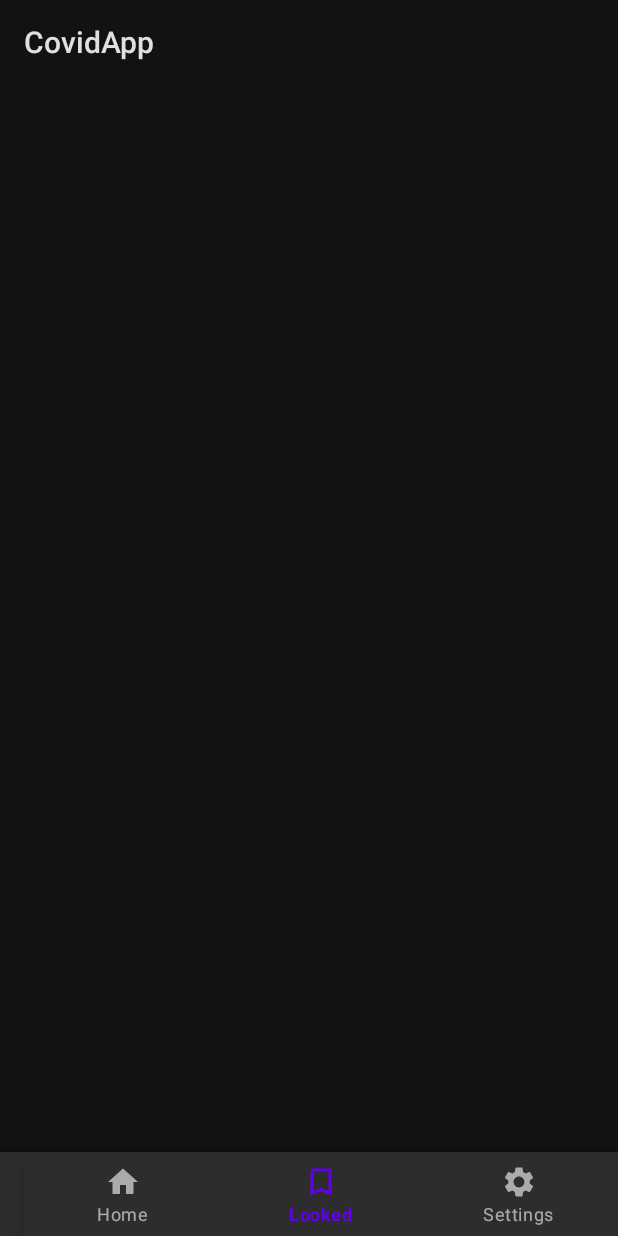
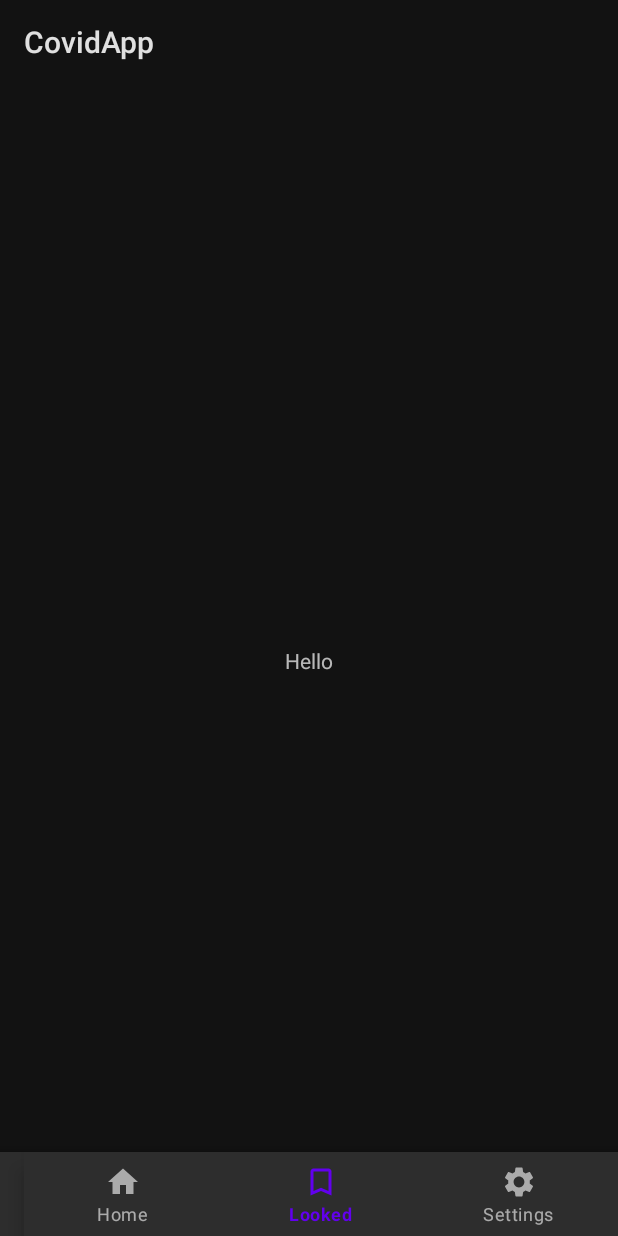
Before and after one commit to BTheofil/CovidApp, an Android app built with Jetpack Compose: the screen it shows after launch (MainActivity), item 2 of the bottom bar chosen, on a phone screen of 412 x 824 dp. Run offline under Robolectric (Android 15) with nearby library versions, the phone set to English and light mode, and no system bars; our stand-ins replace Dagger/Hilt's generated code, Room's generated code.

Commit message:
added db

```diff
--- a/app/src/main/java/hu/tb/covidapp/data/local/CountryDao.kt
+++ b/app/src/main/java/hu/tb/covidapp/data/local/CountryDao.kt
@@ -14,7 +14,7 @@ interface CountryDao {
     suspend fun deleteCountry(country: CountryEntity)
 
     @Query("SELECT * FROM countryEntity")
-    fun getCountries(): List<CountryEntity>
+    fun getCountries(): Flow<List<CountryEntity>>
 
     @Query("SELECT * FROM countryEntity WHERE id = :id")
     suspend fun getCountryById(id: Int): CountryEntity?
--- a/app/src/main/java/hu/tb/covidapp/domain/repository/CountryEntityRepository.kt
+++ b/app/src/main/java/hu/tb/covidapp/domain/repository/CountryEntityRepository.kt
@@ -1,9 +1,11 @@
 package hu.tb.covidapp.domain.repository
 
 import hu.tb.covidapp.data.local.entity.CountryEntity
+import kotlinx.coroutines.flow.Flow
+
 interface CountryEntityRepository {
 
-    fun getCounties(): List<CountryEntity>
+    fun getCounties(): Flow<List<CountryEntity>>
 
     suspend fun getCountryById(id: Int): CountryEntity?
 
--- a/app/src/main/java/hu/tb/covidapp/domain/use_case/AddCountry.kt
+++ b/app/src/main/java/hu/tb/covidapp/domain/use_case/AddCountry.kt
@@ -1,11 +1,13 @@
 package hu.tb.covidapp.domain.use_case
 
+import android.util.Log
 import hu.tb.covidapp.data.local.entity.CountryEntity
 import hu.tb.covidapp.domain.repository.CountryEntityRepository
 
 class AddCountry(private val repository: CountryEntityRepository) {
 
     suspend operator fun invoke(countryEntity: CountryEntity){
+        Log.d("HERE: ", "AC")
         repository.insertCountry(countryEntity)
     }
 }
--- /dev/null
+++ b/app/src/main/java/hu/tb/covidapp/domain/util/AddItemClickListener.kt
@@ -0,0 +1,7 @@
+package hu.tb.covidapp.domain.util
+
+import hu.tb.covidapp.domain.model.Country
+
+interface AddItemClickListener {
+    fun addItemClick(country: Country)
+}
--- a/app/src/main/java/hu/tb/covidapp/presentation/MainActivity.kt
+++ b/app/src/main/java/hu/tb/covidapp/presentation/MainActivity.kt
@@ -2,8 +2,12 @@ package hu.tb.covidapp.presentation
 
 import androidx.appcompat.app.AppCompatActivity
 import android.os.Bundle
+import androidx.fragment.app.Fragment
 import dagger.hilt.android.AndroidEntryPoint
+import hu.tb.covidapp.R
 import hu.tb.covidapp.databinding.ActivityMainBinding
+import hu.tb.covidapp.presentation.countryList.CountryListFragment
+import hu.tb.covidapp.presentation.countyLooked.CountryLookedFragment
 
 @AndroidEntryPoint
 class MainActivity : AppCompatActivity() {
@@ -14,5 +18,22 @@ class MainActivity : AppCompatActivity() {
         super.onCreate(savedInstanceState)
         binding = ActivityMainBinding.inflate(layoutInflater)
         setContentView(binding.root)
+
+        val countryListFragment = CountryListFragment()
+        val countryLookedFragment = CountryLookedFragment()
+
+        binding.bottomNavigationView.setOnItemSelectedListener {
+            when(it.itemId){
+                R.id.home -> setCurrentFragment(countryListFragment)
+                R.id.looked -> setCurrentFragment(countryLookedFragment)
+            }
+            true
+        }
     }
+
+    private fun setCurrentFragment(fragment: Fragment) =
+        supportFragmentManager.beginTransaction().apply {
+            replace(R.id.navHostFragment, fragment)
+            commit()
+        }
 }
--- a/app/src/main/java/hu/tb/covidapp/presentation/countryList/CountryListAdapter.kt
+++ b/app/src/main/java/hu/tb/covidapp/presentation/countryList/CountryListAdapter.kt
@@ -7,8 +7,9 @@ import androidx.recyclerview.widget.DiffUtil
 import androidx.recyclerview.widget.RecyclerView
 import hu.tb.covidapp.databinding.CountryItemBinding
 import hu.tb.covidapp.domain.model.Country
+import hu.tb.covidapp.domain.util.AddItemClickListener
 
-class CountryListAdapter() : RecyclerView.Adapter<CountryListAdapter.CountryListViewHolder>() {
+class CountryListAdapter(private var addItemClickListener: AddItemClickListener) : RecyclerView.Adapter<CountryListAdapter.CountryListViewHolder>() {
 
     inner class CountryListViewHolder(var binding : CountryItemBinding) : RecyclerView.ViewHolder(binding.root)
 
@@ -34,8 +35,10 @@ class CountryListAdapter() : RecyclerView.Adapter<CountryListAdapter.CountryList
         holder.binding.apply {
             countryTitle.text = country.country
             countryRecovered.text = country.recovered.toString()
+            addDbBtn.setOnClickListener {
+                addItemClickListener.addItemClick(differ.currentList[position])
+            }
         }
-
     }
 
     override fun getItemCount(): Int {
--- a/app/src/main/java/hu/tb/covidapp/presentation/countryList/CountryListFragment.kt
+++ b/app/src/main/java/hu/tb/covidapp/presentation/countryList/CountryListFragment.kt
@@ -9,10 +9,12 @@ import androidx.recyclerview.widget.LinearLayoutManager
 import dagger.hilt.android.AndroidEntryPoint
 import hu.tb.covidapp.R
 import hu.tb.covidapp.databinding.FragmentCountryListBinding
+import hu.tb.covidapp.domain.model.Country
+import hu.tb.covidapp.domain.util.AddItemClickListener
 import kotlinx.coroutines.flow.collectLatest
 
 @AndroidEntryPoint
-class CountryListFragment : Fragment(R.layout.fragment_country_list) {
+class CountryListFragment : Fragment(R.layout.fragment_country_list), AddItemClickListener {
 
     private lateinit var countryListAdapter: CountryListAdapter
 
@@ -27,8 +29,12 @@ class CountryListFragment : Fragment(R.layout.fragment_country_list) {
         subscribeToFlow()
     }
 
+    override fun addItemClick(country: Country) {
+        viewModel.insertCountryToDb(country)
+    }
+
     private fun setupRecyclerView() = binding.rvCountries.apply {
-        countryListAdapter = CountryListAdapter()
+        countryListAdapter = CountryListAdapter(this@CountryListFragment)
         adapter = countryListAdapter
         layoutManager = LinearLayoutManager(requireContext())
     }
--- a/app/src/main/java/hu/tb/covidapp/presentation/countyLooked/CountryListEvent.kt
+++ b/app/src/main/java/hu/tb/covidapp/presentation/countyLooked/CountryListEvent.kt
@@ -1,5 +1,5 @@
 package hu.tb.covidapp.presentation.countyLooked
 
 sealed class CountryListEvent{
-    object AddCountry : CountryListEvent()
+    object RemoveCountry : CountryListEvent()
 }
--- a/app/src/main/java/hu/tb/covidapp/presentation/countyLooked/CountryLookedFragment.kt
+++ b/app/src/main/java/hu/tb/covidapp/presentation/countyLooked/CountryLookedFragment.kt
@@ -1,12 +1,32 @@
 package hu.tb.covidapp.presentation.countyLooked
 
 import android.os.Bundle
+import android.util.Log
+import android.view.View
 import androidx.fragment.app.Fragment
-import android.view.LayoutInflater
-import android.view.View
-import android.view.ViewGroup
+import androidx.fragment.app.viewModels
+import androidx.lifecycle.lifecycleScope
+import dagger.hilt.android.AndroidEntryPoint
 import hu.tb.covidapp.R
+import kotlinx.coroutines.flow.collectLatest
 
+@AndroidEntryPoint
 class CountryLookedFragment : Fragment(R.layout.fragment_country_looked) {
 
+    private val viewModel: CountryLookedViewModel by viewModels()
+
+    override fun onViewCreated(view: View, savedInstanceState: Bundle?) {
+        super.onViewCreated(view, savedInstanceState)
+
+        loadDb()
+    }
+
+    private fun loadDb() {
+        lifecycleScope.launchWhenStarted {
+            viewModel.state.collectLatest { list ->
+                Log.d("DATA: ", list.countries.size.toString())
+            }
+        }
+    }
+
 }
--- /dev/null
+++ b/app/src/main/java/hu/tb/covidapp/presentation/countyLooked/CountryLookedState.kt
@@ -0,0 +1,7 @@
+package hu.tb.covidapp.presentation.countyLooked
+
+import hu.tb.covidapp.data.local.entity.CountryEntity
+
+data class CountryLookedState(
+    val countries: List<CountryEntity> = emptyList(),
+)
--- /dev/null
+++ b/app/src/main/java/hu/tb/covidapp/presentation/countyLooked/CountryLookedViewModel.kt
@@ -0,0 +1,39 @@
+package hu.tb.covidapp.presentation.countyLooked
+
+import androidx.compose.runtime.State
+import androidx.compose.runtime.mutableStateOf
+import androidx.lifecycle.ViewModel
+import androidx.lifecycle.viewModelScope
+import dagger.hilt.android.lifecycle.HiltViewModel
+import hu.tb.covidapp.domain.use_case.CountryUseCases
+import kotlinx.coroutines.Job
+import kotlinx.coroutines.flow.MutableStateFlow
+import kotlinx.coroutines.flow.StateFlow
+import kotlinx.coroutines.flow.launchIn
+import kotlinx.coroutines.flow.onEach
+import javax.inject.Inject
+
+@HiltViewModel
+class CountryLookedViewModel@Inject constructor(private var countryUseCases: CountryUseCases) : ViewModel() {
+
+    private val _state = MutableStateFlow(CountryLookedState())
+    val state : StateFlow<CountryLookedState> = _state
+
+    private var getNotesJob: Job? = null
+
+    init {
+        getNotes()
+    }
+
+    private fun getNotes() {
+        getNotesJob?.cancel()
+        getNotesJob = countryUseCases.getDBCountries()
+            .onEach { country ->
+                _state.value = state.value.copy(
+                    countries = country
+                )
+            }
+            .launchIn(viewModelScope)
+    }
+
+}
--- a/app/src/main/res/layout/activity_main.xml
+++ b/app/src/main/res/layout/activity_main.xml
@@ -6,11 +6,6 @@
     android:layout_height="match_parent"
     tools:context=".presentation.MainActivity">
 
-    <FrameLayout
-        android:layout_width="match_parent"
-        android:layout_height="wrap_content"
-        android:fitsSystemWindows="true">
-
         <androidx.fragment.app.FragmentContainerView
             android:id="@+id/navHostFragment"
             android:name="androidx.navigation.fragment.NavHostFragment"
@@ -18,7 +13,7 @@
             android:layout_height="match_parent"
             app:defaultNavHost="true"
             app:navGraph="@navigation/nav_graph" />
-    </FrameLayout>
+
 
     <com.google.android.material.bottomappbar.BottomAppBar
         android:id="@+id/bottomAppBar"
--- a/app/src/main/res/layout/country_item.xml
+++ b/app/src/main/res/layout/country_item.xml
@@ -36,7 +36,7 @@
         tools:text="Recovered number"/>
 
         <ImageButton
-            android:id="@+id/addFavBtn"
+            android:id="@+id/addDbBtn"
             android:layout_width="wrap_content"
             android:layout_height="wrap_content"
             android:layout_marginEnd="8dp"
--- a/app/src/main/res/layout/fragment_country_looked.xml
+++ b/app/src/main/res/layout/fragment_country_looked.xml
@@ -1,9 +1,23 @@
 <?xml version="1.0" encoding="utf-8"?>
 <FrameLayout xmlns:android="http://schemas.android.com/apk/res/android"
+    xmlns:app="http://schemas.android.com/apk/res-auto"
     xmlns:tools="http://schemas.android.com/tools"
     android:layout_width="match_parent"
     android:layout_height="match_parent"
     tools:context=".presentation.countyLooked.CountryLookedFragment">
 
+    <androidx.constraintlayout.widget.ConstraintLayout
+        android:layout_width="match_parent"
+        android:layout_height="match_parent">
 
+        <TextView
+            android:layout_width="wrap_content"
+            android:layout_height="wrap_content"
+            android:text="@string/hello"
+            app:layout_constraintBottom_toBottomOf="parent"
+            app:layout_constraintEnd_toEndOf="parent"
+            app:layout_constraintStart_toStartOf="parent"
+            app:layout_constraintTop_toTopOf="parent" />
+
+    </androidx.constraintlayout.widget.ConstraintLayout>
 </FrameLayout>
--- a/app/src/main/res/values/strings.xml
+++ b/app/src/main/res/values/strings.xml
@@ -6,4 +6,5 @@
     <string name="settings">Settings</string>
     <string name="looked">Looked</string>
     <string name="add_country_to_bookmark">Add country to bookmark</string>
+    <string name="hello">Hello</string>
 </resources>
```
Also changed, not shown: app/src/main/java/hu/tb/covidapp/data/local/repository/CountryEntityImpl.kt (+5 -3 lines), app/src/main/java/hu/tb/covidapp/domain/use_case/GetDBCountries.kt (+4 -12 lines), app/src/main/java/hu/tb/covidapp/presentation/countryList/CountryListViewModel.kt (+21 -1 lines).
